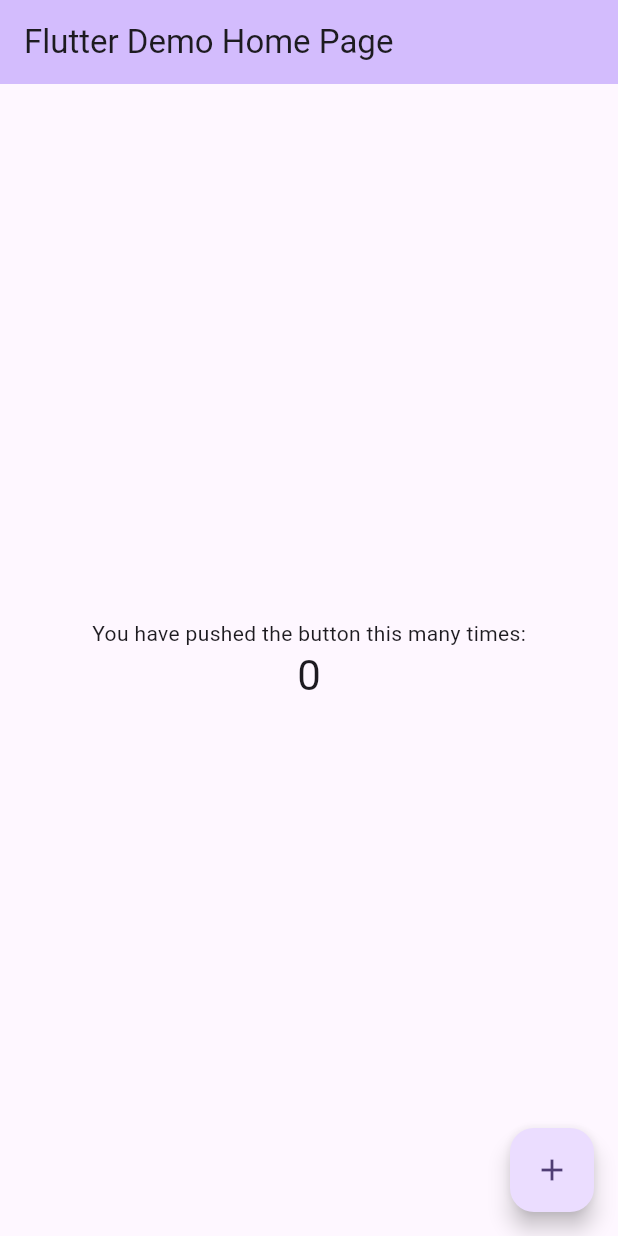
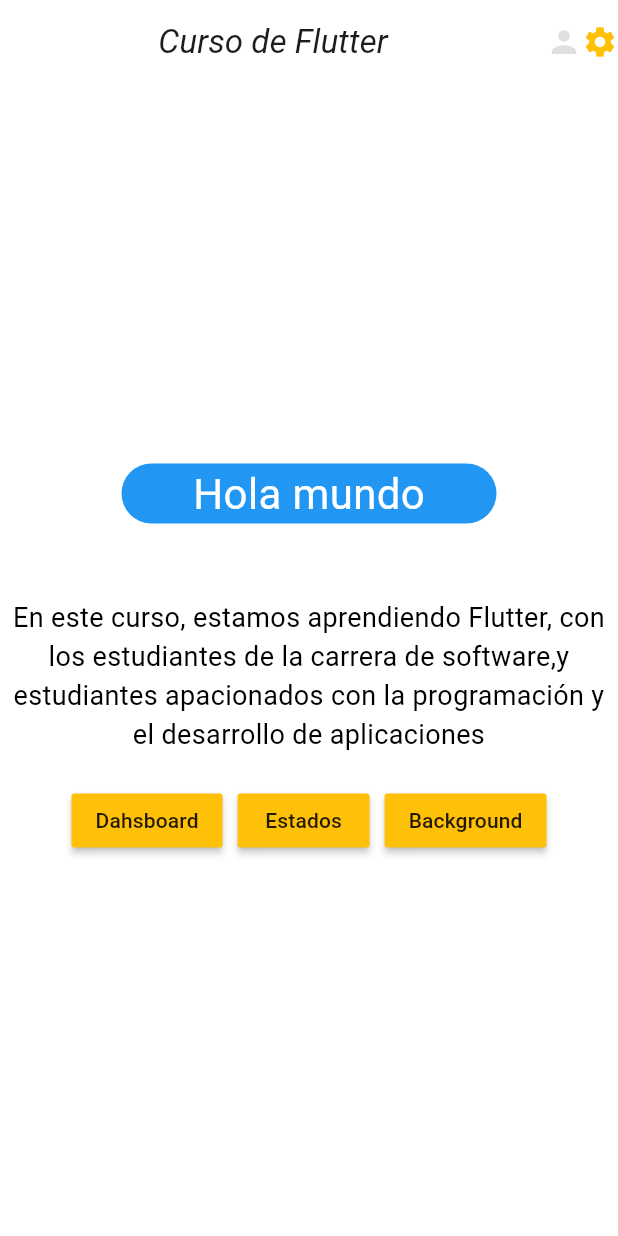
Before and after one commit to Alex670821/CursoFlutter, a Flutter app: the screen it shows after launch, on a phone screen of 412 x 824 dp. Run offline on Flutter 3.47's test engine with Material 3 defaults, Android fonts, the phone set to English and light mode, and no system bars.

Commit message:
Primer Commit

```diff
--- /dev/null
+++ b/lib/home.dart
@@ -0,0 +1,120 @@
+import 'package:curso_basico_flutter/background.dart';
+import 'package:curso_basico_flutter/dashboard.dart';
+import 'package:curso_basico_flutter/pagina_con_estado.dart';
+import 'package:flutter/material.dart';
+
+class Home extends StatelessWidget {
+  const Home({super.key});
+
+  void _onPressedDashboard(BuildContext context) {
+    Navigator.of(context).push(MaterialPageRoute(
+      builder: (context) {
+        return const Dashboard();
+      },
+    ));
+  }
+  void _onPressedBackground(BuildContext context) {
+    Navigator.of(context).push(MaterialPageRoute(
+      builder: (context) {
+        return const BackgroundPage();
+      },
+    ));
+  }
+
+  void _onPressedEstados(BuildContext context) {
+    Navigator.of(context).push(MaterialPageRoute(
+      builder: (context) {
+        return const PaginaConEstado();
+      },
+    ));
+  }
+
+  @override
+  Widget build(BuildContext context) {
+    return Scaffold(
+      appBar: AppBar(
+        title: GestureDetector(
+          onTap: () {
+            _onPressedDashboard(context);
+          },
+          child: const Center(
+              child: Text(
+            "Curso de Flutter",
+            style: TextStyle(fontStyle: FontStyle.italic),
+          )),
+        ),
+        backgroundColor: Colors.white,
+        actions: const [
+          Icon(Icons.person, color: Colors.black12),
+          Icon(
+            Icons.settings,
+            color: Colors.amber,
+          )
+        ],
+      ),
+      body: Container(
+          color: Colors.white,
+          child: SafeArea(
+              child: Column(
+            mainAxisAlignment: MainAxisAlignment.center,
+            crossAxisAlignment: CrossAxisAlignment.center,
+            children: [
+              GestureDetector(
+                onTap: () {
+                  _onPressedDashboard(context);
+                },
+                child: Container(
+                    width: 250.0,
+                    margin: const EdgeInsets.only(bottom: 50.0),
+                    child: const Center(
+                      child: Text("Hola mundo",
+                          style:
+                              TextStyle(color: Colors.white, fontSize: 28.0)),
+                    ),
+                    decoration: const BoxDecoration(
+                      color: Colors.blue,
+                      borderRadius: BorderRadius.all(Radius.circular(20.0)),
+                    )),
+              ),
+              const Padding(
+                padding: EdgeInsets.only(bottom: 20.0),
+                child: Text(
+                    "En este curso, estamos aprendiendo Flutter, con los estudiantes de la carrera de software," +
+                        "y estudiantes apacionados con la programación y el desarrollo de aplicaciones",
+                    textAlign: TextAlign.center,
+                    style: TextStyle(color: Colors.black, fontSize: 18.0)),
+              ),
+              Row(
+                mainAxisAlignment: MainAxisAlignment.center,
+                crossAxisAlignment: CrossAxisAlignment.center,
+                children: [
+                  MaterialButton(
+                    onPressed: () {
+                      _onPressedDashboard(context);
+                    },
+                    child: const Text("Dahsboard"),
+                    color: Colors.amber,
+                  ),
+                  const SizedBox(width: 10.0),
+                  MaterialButton(
+                    onPressed: () {
+                      _onPressedEstados(context);
+                    },
+                    child: const Text("Estados"),
+                    color: Colors.amber,
+                  ),
+                  const SizedBox(width: 10.0),
+                  MaterialButton(
+                    onPressed: () {
+                     _onPressedBackground(context);
+                    },
+                    child: const Text("Background"),
+                    color: Colors.amber,
+                  ),
+                ],
+              )
+            ],
+          ))),
+    );
+  }
+}
--- a/lib/main.dart
+++ b/lib/main.dart
@@ -1,3 +1,4 @@
+import 'package:curso_basico_flutter/home.dart';
 import 'package:flutter/material.dart';
 
 void main() {
@@ -6,120 +7,19 @@ void main() {
 
 class MyApp extends StatelessWidget {
   const MyApp({super.key});
-
-  // This widget is the root of your application.
   @override
   Widget build(BuildContext context) {
     return MaterialApp(
       title: 'Flutter Demo',
+      debugShowCheckedModeBanner: false,
       theme: ThemeData(
-        // This is the theme of your application.
-        //
-        // TRY THIS: Try running your application with "flutter run". You'll see
-        // the application has a purple toolbar. Then, without quitting the app,
-        // try changing the seedColor in the colorScheme below to Colors.green
-        // and then invoke "hot reload" (save your changes or press the "hot
-        // reload" button in a Flutter-supported IDE, or press "r" if you used
-        // the command line to start the app).
-        //
-        // Notice that the counter didn't reset back to zero; the application
-        // state is not lost during the reload. To reset the state, use hot
-        // restart instead.
-        //
-        // This works for code too, not just values: Most code changes can be
-        // tested with just a hot reload.
         colorScheme: ColorScheme.fromSeed(seedColor: Colors.deepPurple),
         useMaterial3: true,
+        appBarTheme: const AppBarTheme(
+          backgroundColor: Colors.grey,
+        ),
       ),
-      home: const MyHomePage(title: 'Flutter Demo Home Page'),
+      home: const Home(),
     );
   }
 }
-
-class MyHomePage extends StatefulWidget {
-  const MyHomePage({super.key, required this.title});
-
-  // This widget is the home page of your application. It is stateful, meaning
-  // that it has a State object (defined below) that contains fields that affect
-  // how it looks.
-
-  // This class is the configuration for the state. It holds the values (in this
-  // case the title) provided by the parent (in this case the App widget) and
-  // used by the build method of the State. Fields in a Widget subclass are
-  // always marked "final".
-
-  final String title;
-
-  @override
-  State<MyHomePage> createState() => _MyHomePageState();
-}
-
-class _MyHomePageState extends State<MyHomePage> {
-  int _counter = 0;
-
-  void _incrementCounter() {
-    setState(() {
-      // This call to setState tells the Flutter framework that something has
-      // changed in this State, which causes it to rerun the build method below
-      // so that the display can reflect the updated values. If we changed
-      // _counter without calling setState(), then the build method would not be
-      // called again, and so nothing would appear to happen.
-      _counter++;
-    });
-  }
-
-  @override
-  Widget build(BuildContext context) {
-    // This method is rerun every time setState is called, for instance as done
-    // by the _incrementCounter method above.
-    //
-    // The Flutter framework has been optimized to make rerunning build methods
-    // fast, so that you can just rebuild anything that needs updating rather
-    // than having to individually change instances of widgets.
-    return Scaffold(
-      appBar: AppBar(
-        // TRY THIS: Try changing the color here to a specific color (to
-        // Colors.amber, perhaps?) and trigger a hot reload to see the AppBar
-        // change color while the other colors stay the same.
-        backgroundColor: Theme.of(context).colorScheme.inversePrimary,
-        // Here we take the value from the MyHomePage object that was created by
-        // the App.build method, and use it to set our appbar title.
-        title: Text(widget.title),
-      ),
-      body: Center(
-        // Center is a layout widget. It takes a single child and positions it
-        // in the middle of the parent.
-        child: Column(
-          // Column is also a layout widget. It takes a list of children and
-          // arranges them vertically. By default, it sizes itself to fit its
-          // children horizontally, and tries to be as tall as its parent.
-          //
-          // Column has various properties to control how it sizes itself and
-          // how it positions its children. Here we use mainAxisAlignment to
-          // center the children vertically; the main axis here is the vertical
-          // axis because Columns are vertical (the cross axis would be
-          // horizontal).
-          //
-          // TRY THIS: Invoke "debug painting" (choose the "Toggle Debug Paint"
-          // action in the IDE, or press "p" in the console), to see the
-          // wireframe for each widget.
-          mainAxisAlignment: MainAxisAlignment.center,
-          children: <Widget>[
-            const Text(
-              'You have pushed the button this many times:',
-            ),
-            Text(
-              '$_counter',
-              style: Theme.of(context).textTheme.headlineMedium,
-            ),
-          ],
-        ),
-      ),
-      floatingActionButton: FloatingActionButton(
-        onPressed: _incrementCounter,
-        tooltip: 'Increment',
-        child: const Icon(Icons.add),
-      ), // This trailing comma makes auto-formatting nicer for build methods.
-    );
-  }
-}
--- a/pubspec.yaml
+++ b/pubspec.yaml
@@ -59,7 +59,8 @@ flutter:
   uses-material-design: true
 
   # To add assets to your application, add an assets section, like this:
-  # assets:
+  assets:
+    - assets\images\
   #   - images/a_dot_burr.jpeg
   #   - images/a_dot_ham.jpeg
 
```
Also changed, not shown: lib/background.dart (added, +19 -0 lines), lib/dashboard.dart (added, +12 -0 lines), lib/pagina_con_estado.dart (added, +61 -0 lines), assets/images/image.jpg (added).
